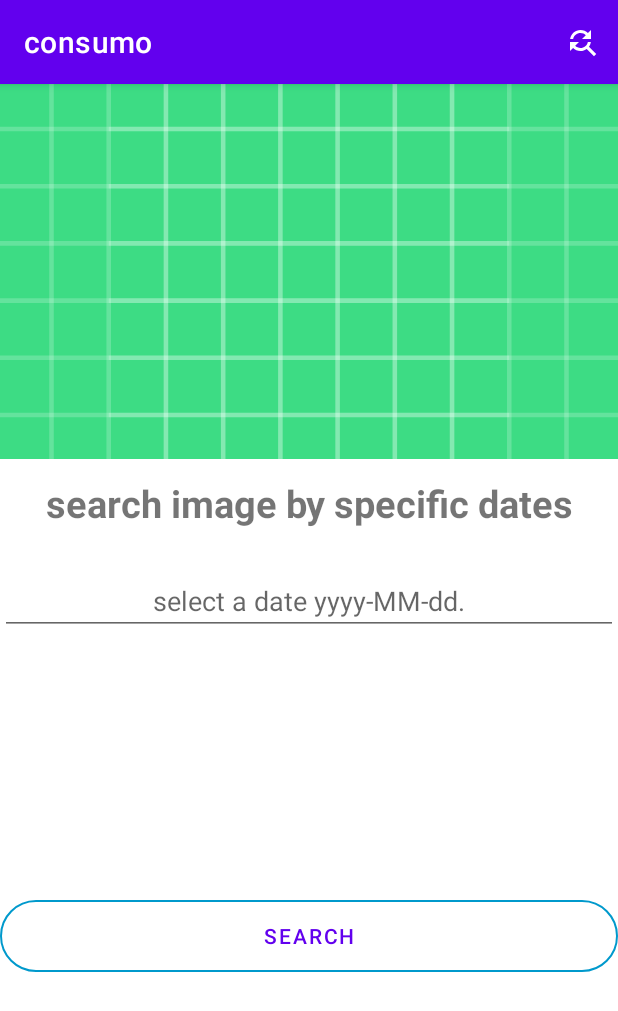
After one commit to Noe-Chavez/consumo, an Android app: the FindSpecificDateFragment screen opened through its navigation route, on a phone screen of 412 x 824 dp. The commit adds this screen. Shown: the top 1011 px of the screen. Run offline under Robolectric (Android 15) with nearby library versions, the phone set to English and light mode, and no system bars; our stand-ins replace navigation-ui.

Commit message:
Performing search by specific date

```diff
--- a/app/src/main/java/co/soyyo/consumo/MainActivity.kt
+++ b/app/src/main/java/co/soyyo/consumo/MainActivity.kt
@@ -2,10 +2,30 @@ package co.soyyo.consumo
 
 import androidx.appcompat.app.AppCompatActivity
 import android.os.Bundle
+import android.view.Menu
+import android.view.MenuItem
+import androidx.navigation.findNavController
+import androidx.navigation.ui.onNavDestinationSelected
+import co.soyyo.consumo.databinding.ActivityMainBinding
 
 class MainActivity : AppCompatActivity() {
+
+    lateinit var activityMainBinding: ActivityMainBinding
+
     override fun onCreate(savedInstanceState: Bundle?) {
         super.onCreate(savedInstanceState)
         setContentView(R.layout.activity_main)
     }
+
+    override fun onCreateOptionsMenu(menu: Menu?): Boolean {
+        menuInflater.inflate(R.menu.top_app_bar_menu, menu)
+        return true
+    }
+
+    override fun onOptionsItemSelected(item: MenuItem): Boolean {
+        val navController = findNavController(R.id.nav_host_fragment)
+        return item.onNavDestinationSelected(navController) || super.onOptionsItemSelected(item)
+    }
+
+
 }
--- a/app/src/main/java/co/soyyo/consumo/data/remote/ImageDataSource.kt
+++ b/app/src/main/java/co/soyyo/consumo/data/remote/ImageDataSource.kt
@@ -1,17 +1,14 @@
 package co.soyyo.consumo.data.remote
 
-import android.util.Log
-import androidx.lifecycle.LiveData
 import co.soyyo.consumo.application.AppConstants
 import co.soyyo.consumo.core.SystemDate
-import co.soyyo.consumo.data.model.ImageEntity
 import co.soyyo.consumo.repository.WebService
 
 class ImageDataSource(private val webService: WebService) {
 
-    suspend fun getAstronomyPictureLastEightDays() = webService.getAstronomyPictureLastEightDays(
+    suspend fun getAstronomyPictureLastNDays(pastDays: Long) = webService.getAstronomyPictureLastNDays(
         AppConstants.API_KEY,
-        SystemDate.getPreviousDate(8L)
+        SystemDate.getPreviousDate(pastDays)
     )
 
 }
--- /dev/null
+++ b/app/src/main/java/co/soyyo/consumo/presentation/CommunicationBetweenFragmentsSearchAndHome.kt
@@ -0,0 +1,18 @@
+package co.soyyo.consumo.presentation
+
+import android.text.Editable
+import androidx.lifecycle.MutableLiveData
+import androidx.lifecycle.ViewModel
+import co.soyyo.consumo.data.model.ImageEntity
+
+class CommunicationBetweenFragmentsSearchAndHome : ViewModel() {
+
+    private var date = MutableLiveData<String>(null)
+
+    fun setDate(date: String) {
+        this.date.value = date
+    }
+
+    fun getDate() = date
+
+}
--- a/app/src/main/java/co/soyyo/consumo/presentation/ImageViewModel.kt
+++ b/app/src/main/java/co/soyyo/consumo/presentation/ImageViewModel.kt
@@ -9,10 +9,10 @@ import co.soyyo.consumo.repository.ImageRepository
 
 class ImageViewModel(private val repo: ImageRepository) : ViewModel() {
 
-    fun getAstronomyPictureLastEightDays() = liveData(Dispatchers.IO) {
+    fun getAstronomyPictureLastNDays(pastDays: Long) = liveData(Dispatchers.IO) {
         emit(Result.Loading())
         try {
-            emit(Result.Success(repo.getAstronomyPictureLastEightDays()))
+            emit(Result.Success(repo.getAstronomyPictureLastNDays(pastDays)))
         } catch (e: Exception) {
             emit(Result.Failure(e))
         }
--- a/app/src/main/java/co/soyyo/consumo/repository/ImageRepository.kt
+++ b/app/src/main/java/co/soyyo/consumo/repository/ImageRepository.kt
@@ -4,6 +4,6 @@ import co.soyyo.consumo.data.model.ImageEntity
 
 interface ImageRepository {
 
-    suspend fun getAstronomyPictureLastEightDays(): List<ImageEntity>
+    suspend fun getAstronomyPictureLastNDays(pastDays: Long): List<ImageEntity>
 
 }
--- a/app/src/main/java/co/soyyo/consumo/repository/ImageRepositoryImpl.kt
+++ b/app/src/main/java/co/soyyo/consumo/repository/ImageRepositoryImpl.kt
@@ -1,10 +1,9 @@
 package co.soyyo.consumo.repository
 
-import co.soyyo.consumo.data.model.ImageEntity
 import co.soyyo.consumo.data.remote.ImageDataSource
 
 class ImageRepositoryImpl(private val dataSource: ImageDataSource) : ImageRepository {
 
-    override suspend fun getAstronomyPictureLastEightDays() = dataSource.getAstronomyPictureLastEightDays()
+    override suspend fun getAstronomyPictureLastNDays(pastDays: Long) = dataSource.getAstronomyPictureLastNDays(pastDays)
 
 }
--- a/app/src/main/java/co/soyyo/consumo/repository/WebService.kt
+++ b/app/src/main/java/co/soyyo/consumo/repository/WebService.kt
@@ -11,7 +11,7 @@ import retrofit2.http.Query
 interface WebService {
 
     @GET("apod")
-    suspend fun getAstronomyPictureLastEightDays(
+    suspend fun getAstronomyPictureLastNDays(
         @Query("api_key") apiKey: String,
         @Query("start_date") startDate: String
     ): List<ImageEntity>
--- /dev/null
+++ b/app/src/main/java/co/soyyo/consumo/ui/FindSpecificDateFragment.kt
@@ -0,0 +1,35 @@
+package co.soyyo.consumo.ui
+
+import android.os.Bundle
+import android.text.Editable
+import android.util.Log
+import androidx.fragment.app.Fragment
+import android.view.View
+import androidx.fragment.app.activityViewModels
+import androidx.navigation.fragment.NavHostFragment
+import androidx.navigation.fragment.findNavController
+import co.soyyo.consumo.R
+import co.soyyo.consumo.databinding.FragmentFindSpecificDateBinding
+import co.soyyo.consumo.presentation.CommunicationBetweenFragmentsSearchAndHome
+
+class FindSpecificDateFragment : Fragment(R.layout.fragment_find_specific_date) {
+
+    private val communicationBetweenFragmentsSearch: CommunicationBetweenFragmentsSearchAndHome by activityViewModels()
+
+    lateinit var fragmentFindSpecificDateBinding : FragmentFindSpecificDateBinding
+
+    override fun onViewCreated(view: View, savedInstanceState: Bundle?) {
+        super.onViewCreated(view, savedInstanceState)
+
+        fragmentFindSpecificDateBinding = FragmentFindSpecificDateBinding.bind(view)
+
+        fragmentFindSpecificDateBinding.materialButtonSearch.setOnClickListener {
+            val text: String = fragmentFindSpecificDateBinding.editTextDate.text.toString()
+            communicationBetweenFragmentsSearch.setDate(text)
+            findNavController().navigate(R.id.action_findSpecificDateFragment_to_homeFragment)
+            Log.d("TESTButton", "${fragmentFindSpecificDateBinding.editTextDate.text}")
+        }
+
+    }
+
+}
--- a/app/src/main/java/co/soyyo/consumo/ui/HomeFragment.kt
+++ b/app/src/main/java/co/soyyo/consumo/ui/HomeFragment.kt
@@ -14,6 +14,7 @@ import co.soyyo.consumo.databinding.FragmentHomeBinding
 import co.soyyo.consumo.data.model.ImageEntity
 import co.soyyo.consumo.data.remote.ImageDataSource
 import co.soyyo.consumo.presentation.CommunicationBetweenFragmentsHomeAndDetails
+import co.soyyo.consumo.presentation.CommunicationBetweenFragmentsSearchAndHome
 import co.soyyo.consumo.presentation.ImageViewModel
 import co.soyyo.consumo.presentation.ImageViewModelFactory
 import co.soyyo.consumo.repository.ImageRepositoryImpl
@@ -25,6 +26,7 @@ class HomeFragment : Fragment(R.layout.fragment_home), ImageAdapter.OnClickListe
     private lateinit var fragmentHomeBinding: FragmentHomeBinding
 
     private val communicationBetweenFragments: CommunicationBetweenFragmentsHomeAndDetails by activityViewModels()
+    private val communicationBetweenFragmentsSearch: CommunicationBetweenFragmentsSearchAndHome by activityViewModels()
 
     private val viewModel by viewModels<ImageViewModel> {
         ImageViewModelFactory(ImageRepositoryImpl(ImageDataSource(RetrofitClient.webService)))
@@ -37,7 +39,9 @@ class HomeFragment : Fragment(R.layout.fragment_home), ImageAdapter.OnClickListe
 
         fragmentHomeBinding = FragmentHomeBinding.bind(view)
 
-        viewModel.getAstronomyPictureLastEightDays().observe(viewLifecycleOwner, Observer { result ->
+        Log.d("DESDE_SEARCH", "${communicationBetweenFragmentsSearch.getDate()}")
+
+        viewModel.getAstronomyPictureLastNDays(8L).observe(viewLifecycleOwner, Observer { result ->
             when(result) {
                 is Result.Loading -> {
                     fragmentHomeBinding.progressBar.visibility = View.VISIBLE
--- /dev/null
+++ b/app/src/main/res/drawable/ic_baseline_find_replace_24.xml
@@ -0,0 +1,10 @@
+<vector xmlns:android="http://schemas.android.com/apk/res/android"
+    android:width="24dp"
+    android:height="24dp"
+    android:viewportWidth="24"
+    android:viewportHeight="24"
+    android:tint="?attr/colorControlNormal">
+  <path
+      android:fillColor="@android:color/white"
+      android:pathData="M11,6c1.38,0 2.63,0.56 3.54,1.46L12,10h6L18,4l-2.05,2.05C14.68,4.78 12.93,4 11,4c-3.53,0 -6.43,2.61 -6.92,6L6.1,10c0.46,-2.28 2.48,-4 4.9,-4zM16.64,15.14c0.66,-0.9 1.12,-1.97 1.28,-3.14L15.9,12c-0.46,2.28 -2.48,4 -4.9,4 -1.38,0 -2.63,-0.56 -3.54,-1.46L10,12L4,12v6l2.05,-2.05C7.32,17.22 9.07,18 11,18c1.55,0 2.98,-0.51 4.14,-1.36L20,21.49 21.49,20l-4.85,-4.86z"/>
+</vector>
--- /dev/null
+++ b/app/src/main/res/layout/fragment_find_specific_date.xml
@@ -0,0 +1,59 @@
+<?xml version="1.0" encoding="utf-8"?>
+<androidx.constraintlayout.widget.ConstraintLayout xmlns:android="http://schemas.android.com/apk/res/android"
+    xmlns:app="http://schemas.android.com/apk/res-auto"
+    xmlns:tools="http://schemas.android.com/tools"
+    android:layout_width="match_parent"
+    android:layout_height="match_parent"
+    tools:context=".ui.FindSpecificDateFragment">
+
+    <ImageView
+        android:id="@+id/image_view_calendar"
+        android:layout_width="match_parent"
+        android:layout_height="250dp"
+        android:scaleType="centerCrop"
+        app:srcCompat="@drawable/ic_launcher_background"
+        app:layout_constraintEnd_toEndOf="parent"
+        app:layout_constraintStart_toStartOf="parent"
+        app:layout_constraintTop_toTopOf="parent" />
+
+    <TextView
+        android:id="@+id/text_view_title"
+        android:layout_width="match_parent"
+        android:layout_height="wrap_content"
+        android:text="@string/search_image_title"
+        android:textAlignment="center"
+        android:textSize="25sp"
+        android:textStyle="bold"
+        android:layout_marginTop="12dp"
+        app:layout_constraintEnd_toEndOf="parent"
+        app:layout_constraintStart_toStartOf="parent"
+        app:layout_constraintTop_toBottomOf="@+id/image_view_calendar" />
+
+    <EditText
+        android:id="@+id/editTextDate"
+        android:layout_width="match_parent"
+        android:layout_height="wrap_content"
+        android:ems="10"
+        android:layout_marginTop="25sp"
+        android:inputType="text"
+        android:hint="@string/select_a_date"
+        android:textAlignment="center"
+        app:layout_constraintEnd_toEndOf="parent"
+        app:layout_constraintStart_toStartOf="parent"
+        app:layout_constraintTop_toBottomOf="@+id/text_view_title" />
+
+    <com.google.android.material.button.MaterialButton
+        android:id="@+id/material_button_search"
+        style="@style/Widget.MaterialComponents.Button.OutlinedButton"
+        android:layout_width="match_parent"
+        android:layout_height="60dp"
+        android:text="@string/search_button"
+        app:cornerRadius="50dp"
+        app:layout_constraintBottom_toBottomOf="parent"
+        app:layout_constraintEnd_toEndOf="parent"
+        app:layout_constraintStart_toStartOf="parent"
+        app:layout_constraintTop_toBottomOf="@+id/editTextDate"
+        app:strokeColor="@android:color/holo_blue_dark"/>
+
+
+</androidx.constraintlayout.widget.ConstraintLayout>
--- /dev/null
+++ b/app/src/main/res/menu/top_app_bar_menu.xml
@@ -0,0 +1,8 @@
+<?xml version="1.0" encoding="utf-8"?>
+<menu xmlns:android="http://schemas.android.com/apk/res/android"
+    xmlns:app="http://schemas.android.com/apk/res-auto">
+    <item android:id="@+id/findSpecificDateFragment"
+        android:icon="@drawable/ic_baseline_find_replace_24"
+        android:title="@string/search_image_title"
+        app:showAsAction="ifRoom"/>
+</menu>
--- a/app/src/main/res/navigation/nav_graph.xml
+++ b/app/src/main/res/navigation/nav_graph.xml
@@ -19,4 +19,13 @@
             android:id="@+id/action_homeFragment_to_imageDetailFragment"
             app:destination="@id/imageDetailFragment" />
     </fragment>
+    <fragment
+        android:id="@+id/findSpecificDateFragment"
+        android:name="co.soyyo.consumo.ui.FindSpecificDateFragment"
+        android:label="fragment_find_specific_date"
+        tools:layout="@layout/fragment_find_specific_date" >
+        <action
+            android:id="@+id/action_findSpecificDateFragment_to_homeFragment"
+            app:destination="@id/homeFragment" />
+    </fragment>
 </navigation>
--- a/app/src/main/res/values/strings.xml
+++ b/app/src/main/res/values/strings.xml
@@ -2,4 +2,8 @@
     <string name="app_name">consumo</string>
     <string name="content_description_media">Image obtained from NASA API</string>
     <string name="copyright_free">copyright free</string>
+    <string name="hello_blank_fragment">Hello blank fragment</string>
+    <string name="search_image_title">search image by specific dates</string>
+    <string name="select_a_date">select a date yyyy-MM-dd.</string>
+    <string name="search_button">search</string>
 </resources>
```
